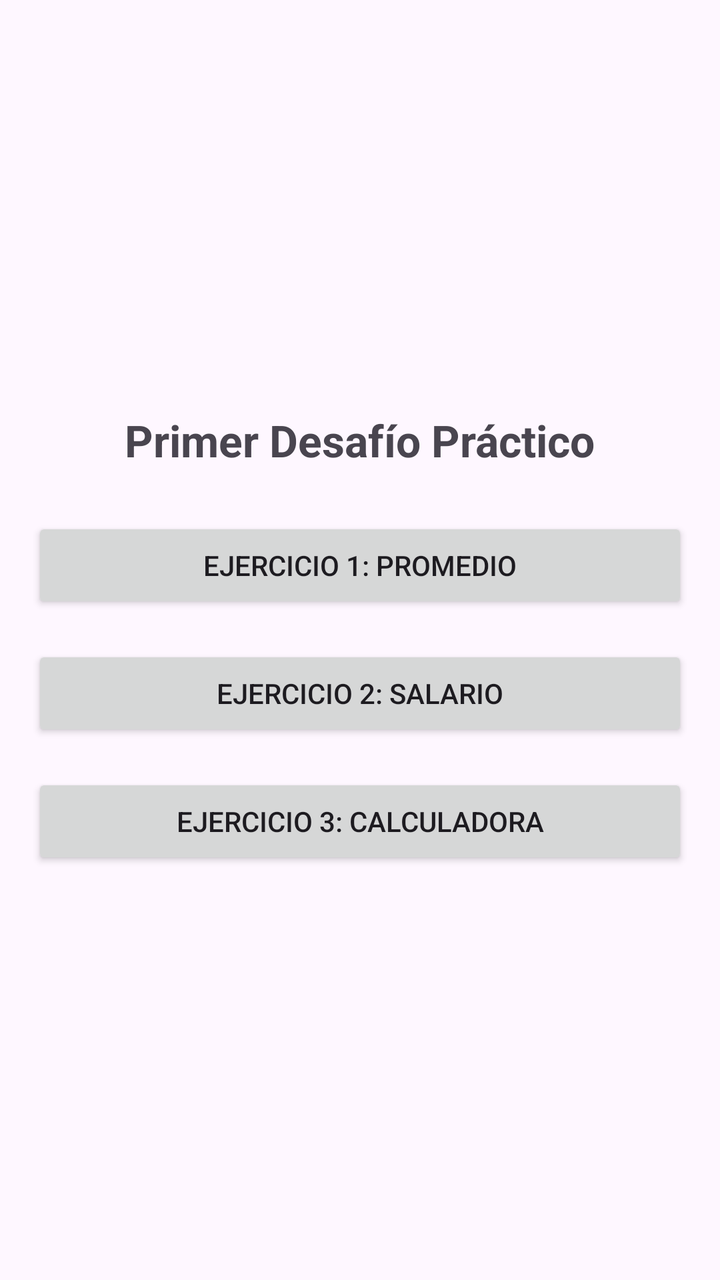
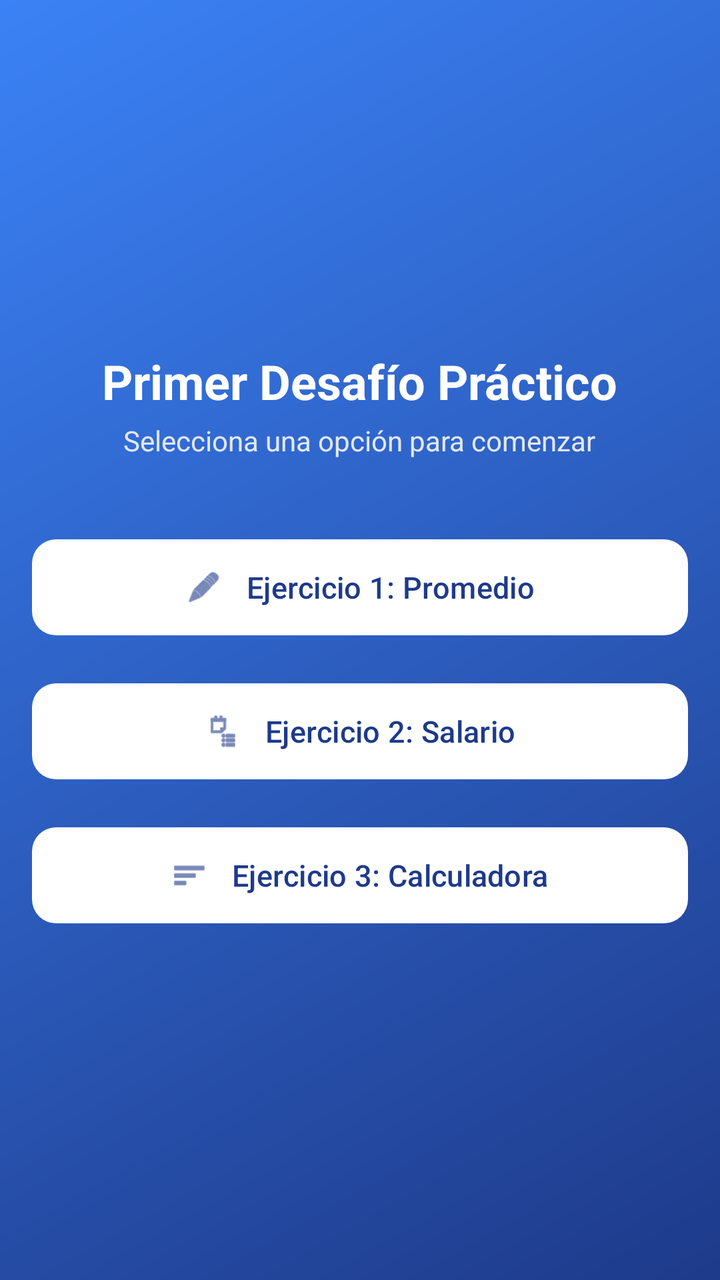

Before-and-after screenshots of an Android layout around one commit, followed by the original layout XML and the change that was made.
<!-- AndroidManifest.xml: application theme Theme._1erDesafioDSM -->
<!-- res/layout/activity_main.xml -->
<?xml version="1.0" encoding="utf-8"?>
<LinearLayout xmlns:android="http://schemas.android.com/apk/res/android"
    android:layout_width="match_parent"
    android:layout_height="match_parent"
    android:orientation="vertical"
    android:gravity="center"
    android:padding="@dimen/padding_medium">

    <TextView
        android:layout_width="wrap_content"
        android:layout_height="wrap_content"
        android:text="@string/titulo_menu"
        android:textSize="@dimen/text_title_size"
        android:textStyle="bold"
        android:layout_marginBottom="@dimen/margin_large" />

    <Button
        android:id="@+id/btnEjercicio1"
        android:layout_width="match_parent"
        android:layout_height="wrap_content"
        android:text="@string/btn_ejercicio1"
        android:layout_marginBottom="@dimen/margin_medium" />

    <Button
        android:id="@+id/btnEjercicio2"
        android:layout_width="match_parent"
        android:layout_height="wrap_content"
        android:text="@string/btn_ejercicio2"
        android:layout_marginBottom="@dimen/margin_medium" />

    <Button
        android:id="@+id/btnEjercicio3"
        android:layout_width="match_parent"
        android:layout_height="wrap_content"
        android:text="@string/btn_ejercicio3" />

</LinearLayout>
<!-- resources referenced by this layout -->
<resources>
  <dimen name="margin_large">24dp</dimen>
  <dimen name="margin_medium">16dp</dimen>
  <dimen name="padding_medium">16dp</dimen>
  <dimen name="text_title_size">22sp</dimen>
  <string name="btn_ejercicio1">Ejercicio 1: Promedio</string>
  <string name="btn_ejercicio2">Ejercicio 2: Salario</string>
  <string name="btn_ejercicio3">Ejercicio 3: Calculadora</string>
  <string name="titulo_menu">Primer Desafío Práctico</string>
  <style name="Theme._1erDesafioDSM" parent="Base.Theme._1erDesafioDSM" />
  <style name="Base.Theme._1erDesafioDSM" parent="Theme.Material3.DayNight.NoActionBar">
          
          
      </style>
</resources>

<!-- the commit's change to res/layout/activity_main.xml (unified diff, before → after) -->
@@ -1,37 +1,86 @@
 <?xml version="1.0" encoding="utf-8"?>
 <LinearLayout xmlns:android="http://schemas.android.com/apk/res/android"
+    xmlns:app="http://schemas.android.com/apk/res-auto"
     android:layout_width="match_parent"
     android:layout_height="match_parent"
     android:orientation="vertical"
     android:gravity="center"
-    android:padding="@dimen/padding_medium">
+    android:padding="@dimen/padding_medium"
+    android:background="@drawable/bg_gradient">
 
-    <TextView
-        android:layout_width="wrap_content"
+    
+    <LinearLayout
+        android:layout_width="match_parent"
         android:layout_height="wrap_content"
-        android:text="@string/titulo_menu"
-        android:textSize="@dimen/text_title_size"
-        android:textStyle="bold"
-        android:layout_marginBottom="@dimen/margin_large" />
+        android:orientation="vertical"
+        android:gravity="center"
+        android:layout_marginBottom="36dp">
 
-    <Button
+        <TextView
+            android:layout_width="wrap_content"
+            android:layout_height="wrap_content"
+            android:text="@string/titulo_menu"
+            android:textSize="24sp"
+            android:textStyle="bold"
+            android:textColor="#FFFFFF" />
+
+        <TextView
+            android:layout_width="wrap_content"
+            android:layout_height="wrap_content"
+            android:text="Selecciona una opción para comenzar"
+            android:textSize="14sp"
+            android:textColor="#E2E8F0"
+            android:layout_marginTop="4dp" />
+    </LinearLayout>
+
+    
+    <com.google.android.material.button.MaterialButton
         android:id="@+id/btnEjercicio1"
         android:layout_width="match_parent"
-        android:layout_height="wrap_content"
+        android:layout_height="56dp"
         android:text="@string/btn_ejercicio1"
+        android:textSize="15sp"
+        android:textAllCaps="false"
+        android:textColor="#1E3A8A"
+        app:backgroundTint="#FFFFFF"
+        app:iconTint="#1E3A8A"
+        app:cornerRadius="12dp"
+        app:icon="@android:drawable/ic_menu_edit"
+        app:iconGravity="textStart"
+        app:iconPadding="12dp"
         android:layout_marginBottom="@dimen/margin_medium" />
 
-    <Button
+    
+    <com.google.android.material.button.MaterialButton
         android:id="@+id/btnEjercicio2"
         android:layout_width="match_parent"
-        android:layout_height="wrap_content"
+        android:layout_height="56dp"
         android:text="@string/btn_ejercicio2"
+        android:textSize="15sp"
+        android:textAllCaps="false"
+        android:textColor="#1E3A8A"
+        app:backgroundTint="#FFFFFF"
+        app:iconTint="#1E3A8A"
+        app:cornerRadius="12dp"
+        app:icon="@android:drawable/ic_menu_agenda"
+        app:iconGravity="textStart"
+        app:iconPadding="12dp"
         android:layout_marginBottom="@dimen/margin_medium" />
 
-    <Button
+    
+    <com.google.android.material.button.MaterialButton
         android:id="@+id/btnEjercicio3"
         android:layout_width="match_parent"
-        android:layout_height="wrap_content"
-        android:text="@string/btn_ejercicio3" />
+        android:layout_height="56dp"
+        android:text="@string/btn_ejercicio3"
+        android:textSize="15sp"
+        android:textAllCaps="false"
+        android:textColor="#1E3A8A"
+        app:backgroundTint="#FFFFFF"
+        app:iconTint="#1E3A8A"
+        app:cornerRadius="12dp"
+        app:icon="@android:drawable/ic_menu_sort_by_size"
+        app:iconGravity="textStart"
+        app:iconPadding="12dp" />
 
 </LinearLayout>
<!-- resource entries referenced after the edit -->
@@ -1,9 +1,16 @@
 <!-- resources referenced by this layout -->
 <resources>
-  <dimen name="margin_large">24dp</dimen>
   <dimen name="margin_medium">16dp</dimen>
   <dimen name="padding_medium">16dp</dimen>
-  <dimen name="text_title_size">22sp</dimen>
+  <!-- drawable bg_gradient (drawable) -->
+  <?xml version="1.0" encoding="utf-8"?>
+  <shape xmlns:android="http://schemas.android.com/apk/res/android"
+      android:shape="rectangle">
+      <gradient
+          android:angle="135"
+          android:startColor="#1E3A8A"
+          android:endColor="#3B82F6" />
+  </shape>
   <string name="btn_ejercicio1">Ejercicio 1: Promedio</string>
   <string name="btn_ejercicio2">Ejercicio 2: Salario</string>
   <string name="btn_ejercicio3">Ejercicio 3: Calculadora</string>
